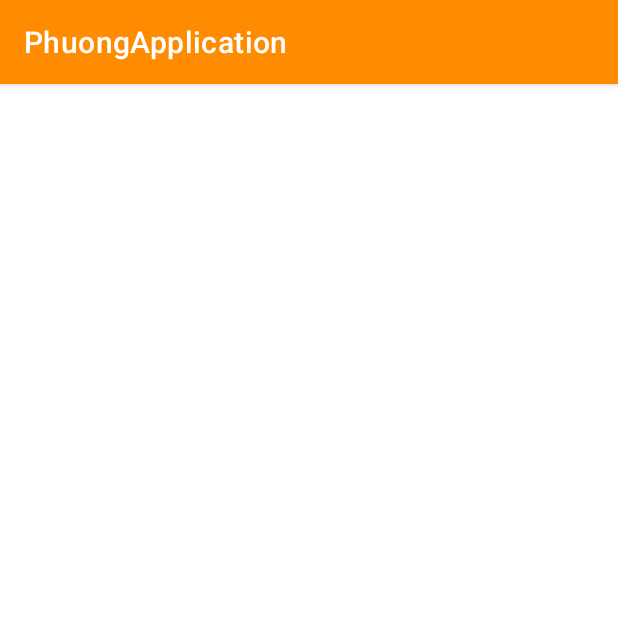
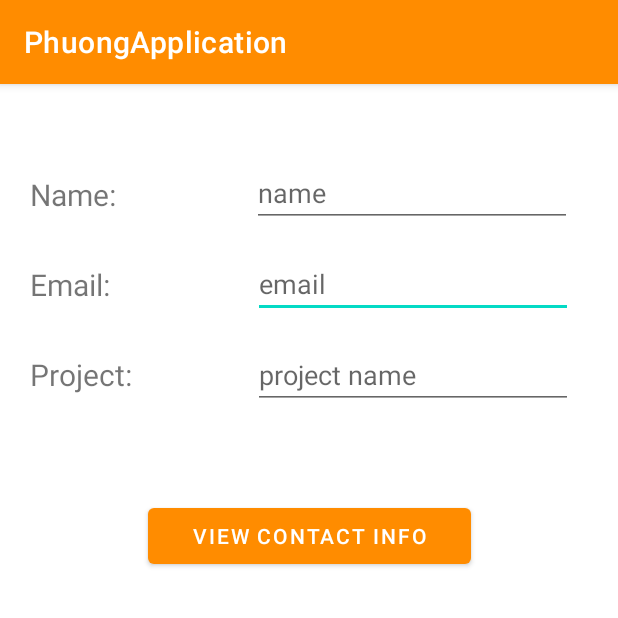
Before and after one commit to PhgLnt/phuong-android-weeklab, an Android app: the screen it shows after launch (MainActivity), on a phone screen of 412 x 824 dp, the top half of it. Run offline under Robolectric (Android 15) with nearby library versions, the light colour scheme and no system bars.

Commit message:
Update activity_main.xml

```diff
--- a/lab2/lab3/app/src/main/res/layout/activity_main.xml
+++ b/lab2/lab3/app/src/main/res/layout/activity_main.xml
@@ -6,4 +6,91 @@
     android:layout_height="match_parent"
     tools:context=".MainActivity">
 
+    <EditText
+        android:id="@+id/editTextTextEmailAddress"
+        android:layout_width="wrap_content"
+        android:layout_height="wrap_content"
+        android:layout_marginTop="15dp"
+        android:ems="10"
+        android:hint="email"
+        android:inputType="textEmailAddress"
+        app:layout_constraintEnd_toEndOf="parent"
+        app:layout_constraintHorizontal_bias="0.761"
+        app:layout_constraintStart_toEndOf="@+id/tV2"
+        app:layout_constraintTop_toBottomOf="@+id/editTextTextPersonName" />
+
+    <EditText
+        android:id="@+id/editTextTextPersonName"
+        android:layout_width="wrap_content"
+        android:layout_height="wrap_content"
+        android:layout_marginTop="50dp"
+        android:ems="10"
+        android:hint="name"
+        android:inputType="textPersonName"
+        app:layout_constraintEnd_toEndOf="parent"
+        app:layout_constraintHorizontal_bias="0.745"
+        app:layout_constraintStart_toEndOf="@+id/tV1"
+        app:layout_constraintTop_toTopOf="parent" />
+
+    <EditText
+        android:id="@+id/editTextProjectName"
+        android:layout_width="wrap_content"
+        android:layout_height="wrap_content"
+        android:layout_marginTop="15dp"
+        android:layout_marginEnd="28dp"
+        android:ems="10"
+        android:hint="project name"
+        android:inputType="textPersonName"
+        app:layout_constraintEnd_toEndOf="parent"
+        app:layout_constraintHorizontal_bias="0.976"
+        app:layout_constraintStart_toEndOf="@+id/tV3"
+        app:layout_constraintTop_toBottomOf="@+id/editTextTextEmailAddress" />
+
+    <Button
+        android:id="@+id/button"
+        android:layout_width="215dp"
+        android:layout_height="49dp"
+        android:layout_marginTop="60dp"
+        android:text="View Contact Info"
+        android:gravity="center"
+        app:layout_constraintEnd_toEndOf="parent"
+        app:layout_constraintStart_toStartOf="parent"
+        app:layout_constraintTop_toBottomOf="@+id/editTextProjectName" />
+
+    <TextView
+        android:id="@+id/tV1"
+        android:layout_width="wrap_content"
+        android:layout_height="wrap_content"
+        android:layout_marginStart="20dp"
+        android:layout_marginTop="60dp"
+        android:layout_toLeftOf="@id/editTextTextPersonName"
+        android:text="Name:"
+        android:textSize="20dp"
+        app:layout_constraintStart_toStartOf="parent"
+        app:layout_constraintTop_toTopOf="parent" />
+
+    <TextView
+        android:id="@+id/tV2"
+        android:layout_width="wrap_content"
+        android:layout_height="wrap_content"
+        android:layout_marginStart="20dp"
+        android:layout_marginTop="120dp"
+        android:layout_toLeftOf="@id/editTextTextPersonName"
+        android:text="Email:"
+        android:textSize="20dp"
+        app:layout_constraintStart_toStartOf="parent"
+        app:layout_constraintTop_toTopOf="parent" />
+
+    <TextView
+        android:id="@+id/tV3"
+        android:layout_width="wrap_content"
+        android:layout_height="wrap_content"
+        android:layout_marginStart="20dp"
+        android:layout_marginTop="180dp"
+        android:layout_toLeftOf="@id/editTextTextPersonName"
+        android:text="Project:"
+        android:textSize="20dp"
+        app:layout_constraintStart_toStartOf="parent"
+        app:layout_constraintTop_toTopOf="parent" />
+
 </androidx.constraintlayout.widget.ConstraintLayout>
```
